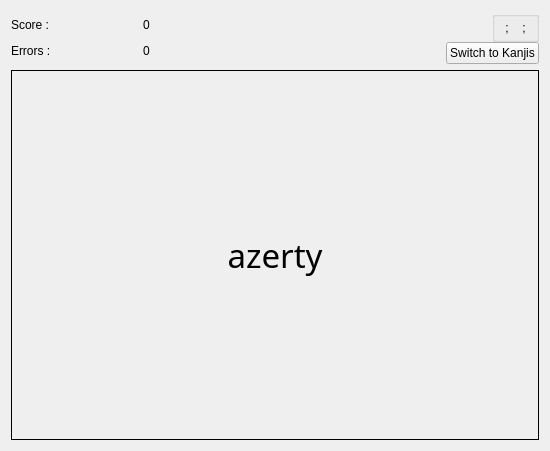
First picture: the form in Src/Pages/QcmExercicePage.ui, repository Aryetis/Obenkyobo, before the edit.
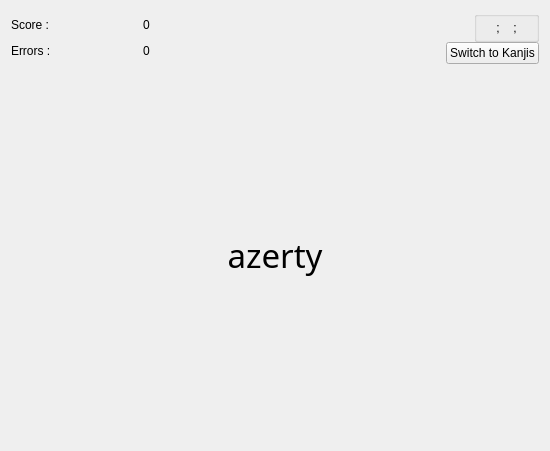
Second picture: the form after the edit.

Commit message: fixed Tools::GetFirmwareStr(), splited POPUP_FNT_RESIZE_ERROR_CNT into two for guesses and stem + reset both counter on new qcm, removed stem debug frame, added qcm feedback left & right margin, first pass on popup texts

What changed in the file:
```diff
--- a/Src/Pages/QcmExercicePage.ui
+++ b/Src/Pages/QcmExercicePage.ui
@@ -147,13 +147,13 @@
              <number>0</number>
             </property>
             <property name="leftMargin">
-             <number>0</number>
+             <number>9</number>
             </property>
             <property name="topMargin">
              <number>0</number>
             </property>
             <property name="rightMargin">
-             <number>0</number>
+             <number>9</number>
             </property>
             <property name="bottomMargin">
              <number>0</number>
@@ -296,7 +296,7 @@
           </font>
          </property>
          <property name="frameShape">
-          <enum>QFrame::Box</enum>
+          <enum>QFrame::NoFrame</enum>
          </property>
          <property name="text">
           <string>azerty</string>
```
The commit also changes 10 other files.
